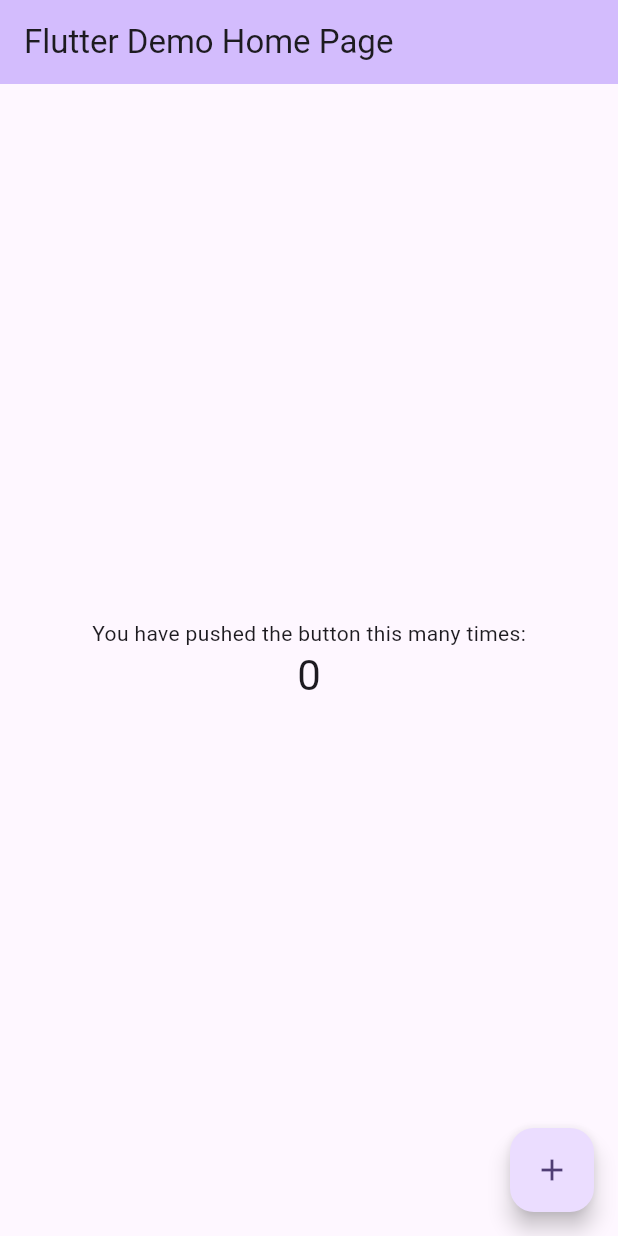
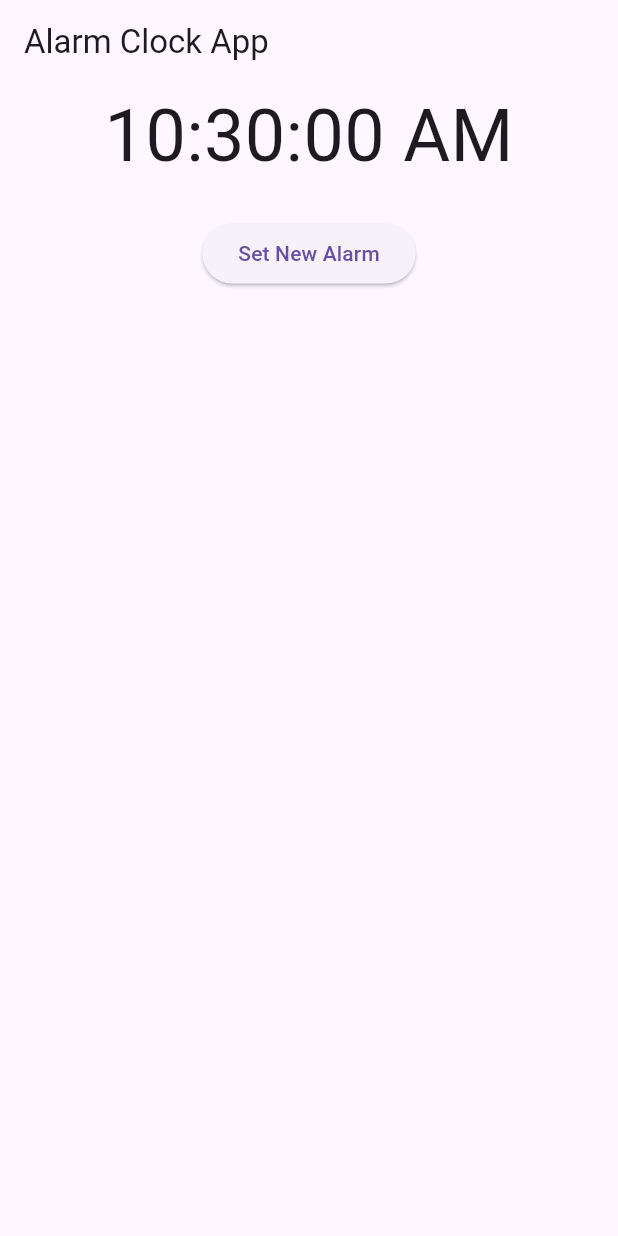
Before and after one commit to Nithish11/Cognorise_infor-intrn, a Flutter app: the screen it shows after launch, on a phone screen of 412 x 824 dp. Run offline on Flutter 3.47's test engine with Material 3 defaults, Android fonts, the phone set to English and light mode, and no system bars.

Commit message:
feat:created the alarm files

```diff
--- a/alarm_clock_app/lib/main.dart
+++ b/alarm_clock_app/lib/main.dart
@@ -1,125 +1,25 @@
 import 'package:flutter/material.dart';
+import 'package:alarm_clock_app/screens/home_screen.dart';
+import 'package:alarm_clock_app/providers/alarm_provider.dart';
+import 'package:provider/provider.dart';
 
 void main() {
-  runApp(const MyApp());
+  runApp(AlarmClockApp());
 }
 
-class MyApp extends StatelessWidget {
-  const MyApp({super.key});
-
-  // This widget is the root of your application.
+class AlarmClockApp extends StatelessWidget {
   @override
   Widget build(BuildContext context) {
-    return MaterialApp(
-      title: 'Flutter Demo',
-      theme: ThemeData(
-        // This is the theme of your application.
-        //
-        // TRY THIS: Try running your application with "flutter run". You'll see
-        // the application has a purple toolbar. Then, without quitting the app,
-        // try changing the seedColor in the colorScheme below to Colors.green
-        // and then invoke "hot reload" (save your changes or press the "hot
-        // reload" button in a Flutter-supported IDE, or press "r" if you used
-        // the command line to start the app).
-        //
-        // Notice that the counter didn't reset back to zero; the application
-        // state is not lost during the reload. To reset the state, use hot
-        // restart instead.
-        //
-        // This works for code too, not just values: Most code changes can be
-        // tested with just a hot reload.
-        colorScheme: ColorScheme.fromSeed(seedColor: Colors.deepPurple),
-        useMaterial3: true,
+    return ChangeNotifierProvider(
+      create: (context) => AlarmProvider(),
+      child: MaterialApp(
+        title: 'Alarm Clock App',
+        theme: ThemeData(
+          primarySwatch: Colors.blue,
+          visualDensity: VisualDensity.adaptivePlatformDensity,
+        ),
+        home: HomeScreen(),
       ),
-      home: const MyHomePage(title: 'Flutter Demo Home Page'),
     );
   }
 }
-
-class MyHomePage extends StatefulWidget {
-  const MyHomePage({super.key, required this.title});
-
-  // This widget is the home page of your application. It is stateful, meaning
-  // that it has a State object (defined below) that contains fields that affect
-  // how it looks.
-
-  // This class is the configuration for the state. It holds the values (in this
-  // case the title) provided by the parent (in this case the App widget) and
-  // used by the build method of the State. Fields in a Widget subclass are
-  // always marked "final".
-
-  final String title;
-
-  @override
-  State<MyHomePage> createState() => _MyHomePageState();
-}
-
-class _MyHomePageState extends State<MyHomePage> {
-  int _counter = 0;
-
-  void _incrementCounter() {
-    setState(() {
-      // This call to setState tells the Flutter framework that something has
-      // changed in this State, which causes it to rerun the build method below
-      // so that the display can reflect the updated values. If we changed
-      // _counter without calling setState(), then the build method would not be
-      // called again, and so nothing would appear to happen.
-      _counter++;
-    });
-  }
-
-  @override
-  Widget build(BuildContext context) {
-    // This method is rerun every time setState is called, for instance as done
-    // by the _incrementCounter method above.
-    //
-    // The Flutter framework has been optimized to make rerunning build methods
-    // fast, so that you can just rebuild anything that needs updating rather
-    // than having to individually change instances of widgets.
-    return Scaffold(
-      appBar: AppBar(
-        // TRY THIS: Try changing the color here to a specific color (to
-        // Colors.amber, perhaps?) and trigger a hot reload to see the AppBar
-        // change color while the other colors stay the same.
-        backgroundColor: Theme.of(context).colorScheme.inversePrimary,
-        // Here we take the value from the MyHomePage object that was created by
-        // the App.build method, and use it to set our appbar title.
-        title: Text(widget.title),
-      ),
-      body: Center(
-        // Center is a layout widget. It takes a single child and positions it
-        // in the middle of the parent.
-        child: Column(
-          // Column is also a layout widget. It takes a list of children and
-          // arranges them vertically. By default, it sizes itself to fit its
-          // children horizontally, and tries to be as tall as its parent.
-          //
-          // Column has various properties to control how it sizes itself and
-          // how it positions its children. Here we use mainAxisAlignment to
-          // center the children vertically; the main axis here is the vertical
-          // axis because Columns are vertical (the cross axis would be
-          // horizontal).
-          //
-          // TRY THIS: Invoke "debug painting" (choose the "Toggle Debug Paint"
-          // action in the IDE, or press "p" in the console), to see the
-          // wireframe for each widget.
-          mainAxisAlignment: MainAxisAlignment.center,
-          children: <Widget>[
-            const Text(
-              'You have pushed the button this many times:',
-            ),
-            Text(
-              '$_counter',
-              style: Theme.of(context).textTheme.headlineMedium,
-            ),
-          ],
-        ),
-      ),
-      floatingActionButton: FloatingActionButton(
-        onPressed: _incrementCounter,
-        tooltip: 'Increment',
-        child: const Icon(Icons.add),
-      ), // This trailing comma makes auto-formatting nicer for build methods.
-    );
-  }
-}
--- /dev/null
+++ b/alarm_clock_app/lib/models/alarm.dart
@@ -0,0 +1,13 @@
+import 'package:flutter/material.dart';
+
+class Alarm {
+  TimeOfDay time;
+  String tone;
+  bool isActive;
+
+  Alarm({
+    required this.time,
+    required this.tone,
+    this.isActive = true,
+  });
+}
--- /dev/null
+++ b/alarm_clock_app/lib/providers/alarm_provider.dart
@@ -0,0 +1,18 @@
+import 'package:flutter/material.dart';
+import 'package:alarm_clock_app/models/alarm.dart';
+
+class AlarmProvider with ChangeNotifier {
+  List<Alarm> _alarms = [];
+
+  List<Alarm> get alarms => _alarms;
+
+  void addAlarm(Alarm alarm) {
+    _alarms.add(alarm);
+    notifyListeners();
+  }
+
+  void toggleAlarm(int index) {
+    _alarms[index].isActive = !_alarms[index].isActive;
+    notifyListeners();
+  }
+}
--- /dev/null
+++ b/alarm_clock_app/lib/screens/home_screen.dart
@@ -0,0 +1,64 @@
+import 'package:flutter/material.dart';
+import 'package:intl/intl.dart';
+import 'package:alarm_clock_app/screens/set_alarm_screen.dart';
+import 'package:alarm_clock_app/models/alarm.dart';
+import 'package:provider/provider.dart';
+import 'package:alarm_clock_app/providers/alarm_provider.dart';
+
+class HomeScreen extends StatefulWidget {
+  @override
+  _HomeScreenState createState() => _HomeScreenState();
+}
+
+class _HomeScreenState extends State<HomeScreen> {
+  @override
+  Widget build(BuildContext context) {
+    return Scaffold(
+      appBar: AppBar(
+        title: Text('Alarm Clock App'),
+      ),
+      body: Column(
+        mainAxisAlignment: MainAxisAlignment.center,
+        children: <Widget>[
+          Center(
+            child: Text(
+              DateFormat('hh:mm:ss a').format(DateTime.now()),
+              style: TextStyle(fontSize: 48),
+            ),
+          ),
+          SizedBox(height: 20),
+          ElevatedButton(
+            onPressed: () {
+              Navigator.push(
+                context,
+                MaterialPageRoute(builder: (context) => SetAlarmScreen()),
+              );
+            },
+            child: Text('Set New Alarm'),
+          ),
+          Expanded(
+            child: Consumer<AlarmProvider>(
+              builder: (context, alarmProvider, child) {
+                return ListView.builder(
+                  itemCount: alarmProvider.alarms.length,
+                  itemBuilder: (context, index) {
+                    Alarm alarm = alarmProvider.alarms[index];
+                    return ListTile(
+                      title: Text(alarm.time.format(context)),
+                      trailing: Switch(
+                        value: alarm.isActive,
+                        onChanged: (value) {
+                          alarmProvider.toggleAlarm(index);
+                        },
+                      ),
+                    );
+                  },
+                );
+              },
+            ),
+          ),
+        ],
+      ),
+    );
+  }
+}
--- a/alarm_clock_app/pubspec.yaml
+++ b/alarm_clock_app/pubspec.yaml
@@ -30,6 +30,9 @@ environment:
 dependencies:
   flutter:
     sdk: flutter
+  flutter_local_notifications: ^9.0.2
+  intl: ^0.17.0
+  provider: ^6.0.2
 
 
   # The following adds the Cupertino Icons font to your application.
```
Also changed, not shown: alarm_clock_app/lib/screens/set_alarm_screen.dart (added, +67 -0 lines), alarm_clock_app/pubspec.lock, 2 other files.
